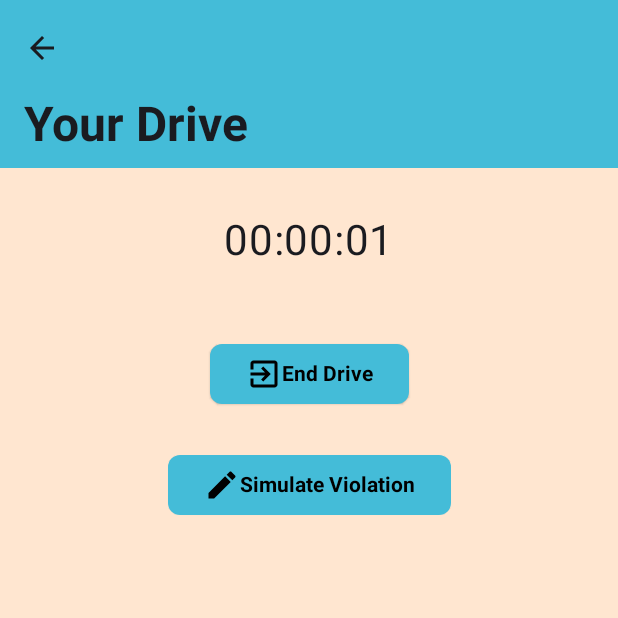
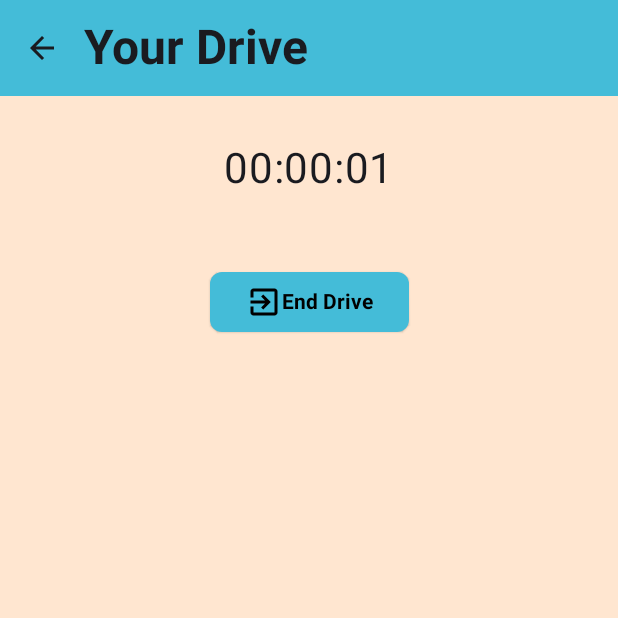
Before and after one commit to DrivableUW/Drivable, an Android app built with Jetpack Compose: the screen it shows after launch (MainActivity), after a tap on "Start Drive", on a phone screen of 412 x 824 dp, the top half of it. Run offline under Robolectric (Android 15) with nearby library versions, the phone set to English and light mode, and no system bars; libraries missing offline, so code that uses them is left out: androidx.camera.core, androidx.camera.mlkit, androidx.camera.view, com.google.mlkit.vision; 3 statements that could not run were skipped.

Commit message:
made top bars smaller and centered title in homepage

```diff
--- a/app/src/main/java/com/cs446g15/app/ui/AppRoot.kt
+++ b/app/src/main/java/com/cs446g15/app/ui/AppRoot.kt
@@ -19,7 +19,7 @@ import androidx.compose.material3.MaterialTheme
 import androidx.compose.material3.Scaffold
 import androidx.compose.material3.Surface
 import androidx.compose.material3.Text
-import androidx.compose.material3.MediumTopAppBar
+import androidx.compose.material3.TopAppBar
 import androidx.compose.material3.TopAppBarDefaults
 import androidx.compose.runtime.Composable
 import androidx.compose.ui.Alignment
@@ -160,7 +160,7 @@ fun HomeScreen(
     Scaffold(
         containerColor = Color(red = 255, green = 230, blue = 208),
         topBar = {
-            MediumTopAppBar(
+            TopAppBar(
                 colors = TopAppBarDefaults.topAppBarColors(
                     containerColor = Color(red = 68, green = 188, blue = 216)
                 ),
@@ -172,7 +172,8 @@ fun HomeScreen(
                             fontWeight = FontWeight.Bold,
                             textAlign = TextAlign.Center,
                             fontSize = 32.sp
-                        )
+                        ),
+                        modifier = Modifier.fillMaxWidth().padding(end = 10.dp)
                     )
                 }
             )
--- a/app/src/main/java/com/cs446g15/app/ui/DriveDetailScreen.kt
+++ b/app/src/main/java/com/cs446g15/app/ui/DriveDetailScreen.kt
@@ -22,7 +22,7 @@ import androidx.compose.material3.ElevatedButton
 import androidx.compose.material3.ElevatedCard
 import androidx.compose.material3.Icon
 import androidx.compose.material3.IconButton
-import androidx.compose.material3.MediumTopAppBar
+import androidx.compose.material3.TopAppBar
 import androidx.compose.material3.Scaffold
 import androidx.compose.material3.Surface
 import androidx.compose.material3.Text
@@ -64,7 +64,7 @@ fun DriveDetailScreen(
         Scaffold(
             containerColor = Color(red = 255, green = 230, blue = 208),
             topBar = {
-                MediumTopAppBar(
+                TopAppBar(
                     colors = TopAppBarDefaults.topAppBarColors(
                         containerColor = Color(red = 68, green = 188, blue = 216)
                     ),
--- a/app/src/main/java/com/cs446g15/app/ui/DriveScreen.kt
+++ b/app/src/main/java/com/cs446g15/app/ui/DriveScreen.kt
@@ -32,7 +32,7 @@ import androidx.compose.material3.ElevatedButton
 import androidx.compose.material3.Icon
 import androidx.compose.material3.IconButton
 import androidx.compose.material3.MaterialTheme
-import androidx.compose.material3.MediumTopAppBar
+import androidx.compose.material3.TopAppBar
 import androidx.compose.material3.Scaffold
 import androidx.compose.material3.Surface
 import androidx.compose.material3.Text
@@ -172,7 +172,7 @@ fun DriveScreen(
         Scaffold(
             containerColor = Color(red = 255, green = 230, blue = 208),
             topBar = {
-                MediumTopAppBar(
+                TopAppBar(
                     colors = TopAppBarDefaults.topAppBarColors(
                         containerColor = Color(red = 68, green = 188, blue = 216)
                     ),
@@ -261,34 +261,34 @@ fun DriveBody(
 
         Spacer(modifier = Modifier.height(10.dp))
 
-        ElevatedButton(
-            onClick = { viewModel.simulateViolation() },
-            modifier = Modifier
-                .padding(vertical = 8.dp),
-            shape = RoundedCornerShape(8.dp),
-            colors = ButtonDefaults.buttonColors(
-                containerColor = Color(red = 68, green = 188, blue = 216), // Background color of the button
-                contentColor = Color.Black // Text color
-            )
-        ) {
-            Row(
-                verticalAlignment = Alignment.CenterVertically,
-            )
-            {
-                Icon(
-                    Icons.Default.Create,
-                    contentDescription = "Create",
-                )
-                Text(
-                    text = "Simulate Violation",
-                    style = TextStyle(
-                        fontFamily = FontFamily.SansSerif,
-                        fontWeight = FontWeight.Bold,
-                        textAlign = TextAlign.Center
-                    ),
-                )
-            }
-        }
+//        ElevatedButton(
+//            onClick = { viewModel.simulateViolation() },
+//            modifier = Modifier
+//                .padding(vertical = 8.dp),
+//            shape = RoundedCornerShape(8.dp),
+//            colors = ButtonDefaults.buttonColors(
+//                containerColor = Color(red = 68, green = 188, blue = 216), // Background color of the button
+//                contentColor = Color.Black // Text color
+//            )
+//        ) {
+//            Row(
+//                verticalAlignment = Alignment.CenterVertically,
+//            )
+//            {
+//                Icon(
+//                    Icons.Default.Create,
+//                    contentDescription = "Create",
+//                )
+//                Text(
+//                    text = "Simulate Violation",
+//                    style = TextStyle(
+//                        fontFamily = FontFamily.SansSerif,
+//                        fontWeight = FontWeight.Bold,
+//                        textAlign = TextAlign.Center
+//                    ),
+//                )
+//            }
+//        }
         uiState.violations.forEach { violation ->
             if (Clock.System.now().epochSeconds - violation.time.epochSeconds <= 5) { // Assuming this is your condition function
                 Text(text = violation.description,
--- a/app/src/main/java/com/cs446g15/app/ui/HistoryScreen.kt
+++ b/app/src/main/java/com/cs446g15/app/ui/HistoryScreen.kt
@@ -26,7 +26,7 @@ import androidx.compose.material3.ElevatedButton
 import androidx.compose.material3.Icon
 import androidx.compose.material3.IconButton
 import androidx.compose.material3.MaterialTheme
-import androidx.compose.material3.MediumTopAppBar
+import androidx.compose.material3.TopAppBar
 import androidx.compose.material3.Scaffold
 import androidx.compose.material3.Surface
 import androidx.compose.material3.Text
@@ -65,7 +65,7 @@ fun HistoryScreen(
         Scaffold(
             containerColor = Color(red = 255, green = 230, blue = 208),
             topBar = {
-                MediumTopAppBar(
+                TopAppBar(
                     colors = TopAppBarDefaults.topAppBarColors(
                         containerColor = Color(red = 68, green = 188, blue = 216)
                     ),
--- a/app/src/main/java/com/cs446g15/app/ui/SettingsScreen.kt
+++ b/app/src/main/java/com/cs446g15/app/ui/SettingsScreen.kt
@@ -23,7 +23,7 @@ import androidx.compose.material3.ElevatedButton
 import androidx.compose.material3.Icon
 import androidx.compose.material3.IconButton
 import androidx.compose.material3.MaterialTheme
-import androidx.compose.material3.MediumTopAppBar
+import androidx.compose.material3.TopAppBar
 import androidx.compose.material3.Scaffold
 import androidx.compose.material3.Surface
 import androidx.compose.material3.Text
@@ -49,13 +49,13 @@ fun SettingsScreen(
         Scaffold(
             containerColor = Color(red = 255, green = 230, blue = 208),
             topBar = {
-                MediumTopAppBar(
+                TopAppBar(
                     colors = TopAppBarDefaults.topAppBarColors(
                         containerColor = Color(red = 68, green = 188, blue = 216)
                     ),
                     title = {
                         Text(
-                            text = "Drivable",
+                            text = "Settings",
                             style = TextStyle(
                                 fontFamily = FontFamily.SansSerif,
                                 fontWeight = FontWeight.Bold,
```
Also changed, not shown: app/src/main/java/com/cs446g15/app/ui/SafetyTipsScreen.kt (+12 -8 lines).
